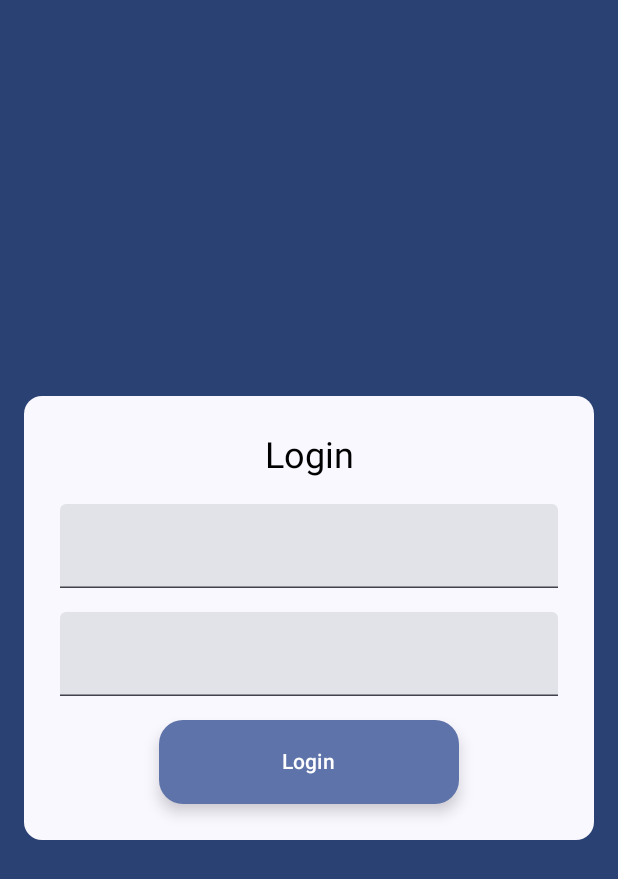
After one commit to Drivers-NullPointer/Drivers-Android, an Android app built with Jetpack Compose: the composable LoginComponent shown on its own in the app's theme, on a phone screen of 412 x 824 dp. The commit adds this screen. Shown: the top 879 px of the screen. Run offline under Robolectric (Android 15) with nearby library versions, the phone set to English and light mode, and no system bars.

Commit message:
feat(login): implement login UI components and input validation states

```diff
--- a/app/src/main/AndroidManifest.xml
+++ b/app/src/main/AndroidManifest.xml
@@ -13,6 +13,7 @@
         android:theme="@style/Theme.Drivers"
         tools:targetApi="31"
         android:name=".di.AndroidApplication"
+        android:windowSoftInputMode="adjustResize"
         >
         <activity
             android:name=".ui.MainActivity"
--- /dev/null
+++ b/app/src/main/java/com/nullpointer/devs/drivers/presentation/ui/login/LoginComponent.kt
@@ -0,0 +1,121 @@
+package com.nullpointer.devs.drivers.presentation.ui.login
+
+import androidx.compose.foundation.background
+import androidx.compose.foundation.layout.Arrangement
+import androidx.compose.foundation.layout.Box
+import androidx.compose.foundation.layout.Column
+import androidx.compose.foundation.layout.IntrinsicSize
+import androidx.compose.foundation.layout.fillMaxSize
+import androidx.compose.foundation.layout.fillMaxWidth
+import androidx.compose.foundation.layout.height
+import androidx.compose.foundation.layout.imePadding
+import androidx.compose.foundation.layout.padding
+import androidx.compose.foundation.layout.width
+import androidx.compose.foundation.layout.widthIn
+import androidx.compose.foundation.rememberScrollState
+import androidx.compose.foundation.shape.RoundedCornerShape
+import androidx.compose.foundation.verticalScroll
+import androidx.compose.material3.ExtendedFloatingActionButton
+import androidx.compose.material3.MaterialTheme
+import androidx.compose.material3.Scaffold
+import androidx.compose.material3.Text
+import androidx.compose.material3.TextField
+import androidx.compose.runtime.Composable
+import androidx.compose.ui.Alignment
+import androidx.compose.ui.Modifier
+import androidx.compose.ui.graphics.Color
+import androidx.compose.ui.platform.LocalConfiguration
+import androidx.compose.ui.tooling.preview.Devices
+import androidx.compose.ui.tooling.preview.Preview
+import androidx.compose.ui.unit.dp
+
+@Composable
+fun LoginComponent() {
+    LoginComponent(
+        modifier = Modifier.fillMaxSize()
+    )
+}
+
+
+
+
+
+@Composable
+private fun LoginComponent(
+    modifier: Modifier = Modifier
+) {
+    Scaffold(
+        modifier = modifier
+    ) { paddingValues ->
+        Box(
+            modifier = Modifier
+                .fillMaxSize()
+                .background(MaterialTheme.colorScheme.primary)
+                .padding(paddingValues),
+            contentAlignment = Alignment.Center
+        ) {
+            Box(
+                modifier = Modifier
+                    .fillMaxSize()
+                    .verticalScroll(rememberScrollState())
+                    .imePadding()
+                ,
+                contentAlignment = Alignment.Center
+            ) {
+                Column(
+                    modifier = Modifier
+                        .padding(16.dp)
+                        .background(MaterialTheme.colorScheme.surface, shape = RoundedCornerShape(12.dp))
+                        .padding(24.dp)
+                        .widthIn(max = 400.dp),
+                    verticalArrangement = Arrangement.spacedBy(16.dp),
+                    horizontalAlignment = Alignment.CenterHorizontally,
+                ) {
+                    Text(
+                        text = "Login",
+                        style = MaterialTheme.typography.headlineSmall,
+                        color = Color.Black
+                    )
+
+                    TextField(
+                        value = "",
+                        onValueChange = {},
+                        modifier = Modifier.fillMaxWidth()
+                    )
+
+                    TextField(
+                        value = "",
+                        onValueChange = {},
+                        modifier = Modifier.fillMaxWidth()
+                    )
+
+                    ExtendedFloatingActionButton(
+                        onClick = { /*TODO*/ },
+                        modifier = Modifier.width(200.dp)
+                    ) {
+                        Text(text = "Login")
+                    }
+                }
+            }
+        }
+    }
+}
+@Preview(
+    showBackground = true,
+    showSystemUi = true,
+    device = Devices.PIXEL_4_XL
+)
+@Composable
+private fun LoginComponentPreview() {
+    LoginComponent()
+}
+
+@Preview(
+    showBackground = true,
+    showSystemUi = true,
+    device = Devices.TABLET
+)
+@Composable
+private fun LoginComponentPreviewTablet() {
+    LoginComponent()
+}
--- a/app/src/main/res/values/strings.xml
+++ b/app/src/main/res/values/strings.xml
@@ -1,3 +1,6 @@
 <resources>
     <string name="app_name">Drivers</string>
+    <string name="error_empty_mail">El correo no puede estar vacio</string>
+    <string name="error_invalid_mail">El correo no es valido</string>
+    <string name="error_empty_password">La contraseña es requerida</string>
 </resources>
```
Also changed, not shown: app/src/main/java/com/nullpointer/devs/drivers/presentation/components/auth/login/LoginViewModel.kt (+24 -6 lines), app/src/main/java/com/nullpointer/devs/drivers/presentation/ui/login/state/InputState.kt (added, +43 -0 lines), app/src/main/java/com/nullpointer/devs/drivers/presentation/ui/login/state/PasswordState.kt (added, +29 -0 lines), app/src/main/java/com/nullpointer/devs/drivers/presentation/ui/login/state/SavableProperty.kt (added, +29 -0 lines), app/src/main/java/com/nullpointer/devs/drivers/ui/MainActivity.kt (+2 -22 lines).
